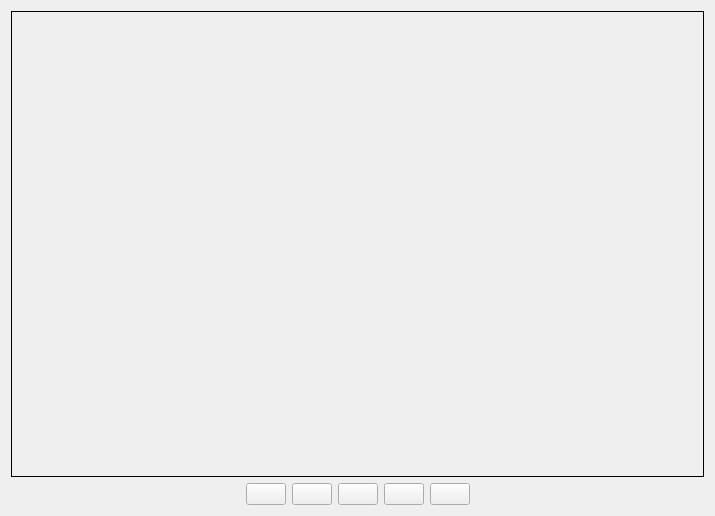
Qt form code/src/main/resources/base/ui/form.ui (felixdittrich92/mission-uncuttable) before a commit.
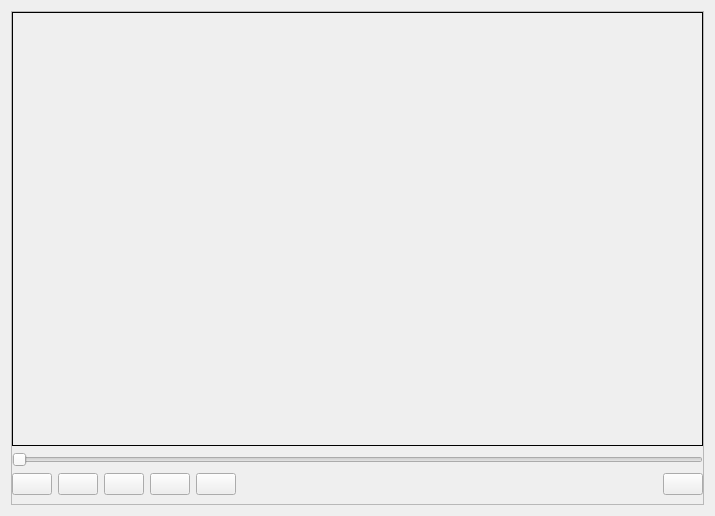
The same form after that commit.

Commit message: #175 Videoplayer, Splits

```diff
--- a/code/src/main/resources/base/ui/form.ui
+++ b/code/src/main/resources/base/ui/form.ui
@@ -14,48 +14,60 @@
    <string>Form</string>
   </property>
   <layout class="QGridLayout" name="gridLayout">
-   <item row="1" column="2">
-    <widget class="QPushButton" name="backButton">
+   <item row="0" column="0">
+    <widget class="QFrame" name="videoplayer_frame">
+     <property name="frameShape">
+      <enum>QFrame::StyledPanel</enum>
+     </property>
+     <property name="frameShadow">
+      <enum>QFrame::Raised</enum>
+     </property>
+     <layout class="QGridLayout" name="gridLayout_2">
+      <property name="leftMargin">
+       <number>0</number>
+      </property>
+      <property name="topMargin">
+       <number>0</number>
+      </property>
+      <property name="rightMargin">
+       <number>0</number>
+      </property>
+      <item row="4" column="2">
+       <widget class="QPushButton" name="back_button">
      <property name="text">
       <string/>
      </property>
     </widget>
    </item>
-   <item row="1" column="0">
-    <spacer name="horizontalSpacer">
-     <property name="orientation">
-      <enum>Qt::Horizontal</enum>
-     </property>
-     <property name="sizeHint" stdset="0">
-      <size>
-       <width>105</width>
-       <height>20</height>
-      </size>
-     </property>
-    </spacer>
-   </item>
-   <item row="1" column="1">
-    <widget class="QPushButton" name="firstframeButton">
+      <item row="4" column="1">
+       <widget class="QPushButton" name="first_frame_button">
+        <property name="text">
+         <string/>
+        </property>
+       </widget>
+      </item>
+      <item row="4" column="4">
+       <widget class="QPushButton" name="forward_button">
      <property name="text">
       <string/>
      </property>
     </widget>
    </item>
-   <item row="1" column="3">
-    <widget class="QPushButton" name="playButton">
+      <item row="4" column="5">
+       <widget class="QPushButton" name="last_frame_button">
      <property name="text">
       <string/>
      </property>
     </widget>
    </item>
-   <item row="1" column="5">
-    <widget class="QPushButton" name="lastframeButton">
+      <item row="4" column="3">
+       <widget class="QPushButton" name="play_button">
      <property name="text">
       <string/>
      </property>
     </widget>
    </item>
-   <item row="1" column="6">
+      <item row="4" column="6">
     <spacer name="horizontalSpacer_2">
      <property name="orientation">
       <enum>Qt::Horizontal</enum>
@@ -68,15 +80,21 @@
      </property>
     </spacer>
    </item>
-   <item row="1" column="4">
-    <widget class="QPushButton" name="forwardButton">
+      <item row="4" column="7">
+       <widget class="QPushButton" name="maximize_button">
      <property name="text">
       <string/>
      </property>
     </widget>
    </item>
-   <item row="0" column="0" colspan="7">
-    <widget class="QLabel" name="videoLabel">
+      <item row="2" column="1" colspan="7">
+       <widget class="QLabel" name="video_label">
+        <property name="sizePolicy">
+         <sizepolicy hsizetype="Expanding" vsizetype="Expanding">
+          <horstretch>0</horstretch>
+          <verstretch>0</verstretch>
+         </sizepolicy>
+        </property>
      <property name="frameShape">
       <enum>QFrame::Box</enum>
      </property>
@@ -85,8 +103,41 @@
      </property>
     </widget>
    </item>
-  </layout>
- </widget>
+      <item row="3" column="1" colspan="7">
+       <widget class="QSlider" name="horizontalSlider">
+        <property name="sizePolicy">
+         <sizepolicy hsizetype="Expanding" vsizetype="Fixed">
+          <horstretch>0</horstretch>
+          <verstretch>0</verstretch>
+         </sizepolicy>
+        </property>
+        <property name="orientation">
+         <enum>Qt::Horizontal</enum>
+        </property>
+       </widget>
+      </item>
+     </layout>
+     <zorder>video_label</zorder>
+     <zorder>horizontalSpacer_2</zorder>
+     <zorder>first_frame_button</zorder>
+     <zorder>last_frame_button</zorder>
+     <zorder>forward_button</zorder>
+     <zorder>play_button</zorder>
+     <zorder>back_button</zorder>
+     <zorder>maximize_button</zorder>
+     <zorder>horizontalSlider</zorder>
+    </widget>
+   </item>
+  </layout>
+ </widget>
+ <tabstops>
+  <tabstop>first_frame_button</tabstop>
+  <tabstop>back_button</tabstop>
+  <tabstop>play_button</tabstop>
+  <tabstop>forward_button</tabstop>
+  <tabstop>last_frame_button</tabstop>
+  <tabstop>maximize_button</tabstop>
+ </tabstops>
  <resources/>
  <connections/>
 </ui>
```
Lines whose indentation alone changed are shown as unchanged. The commit also changes 28 other files.
